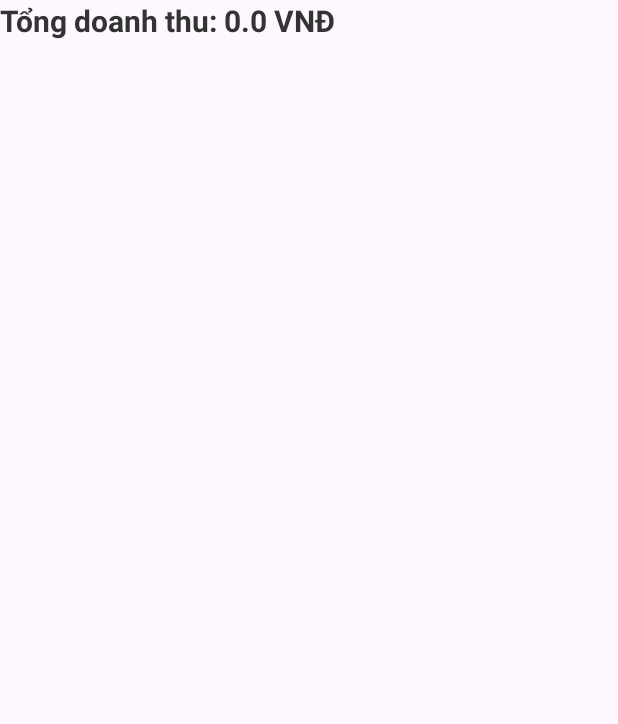
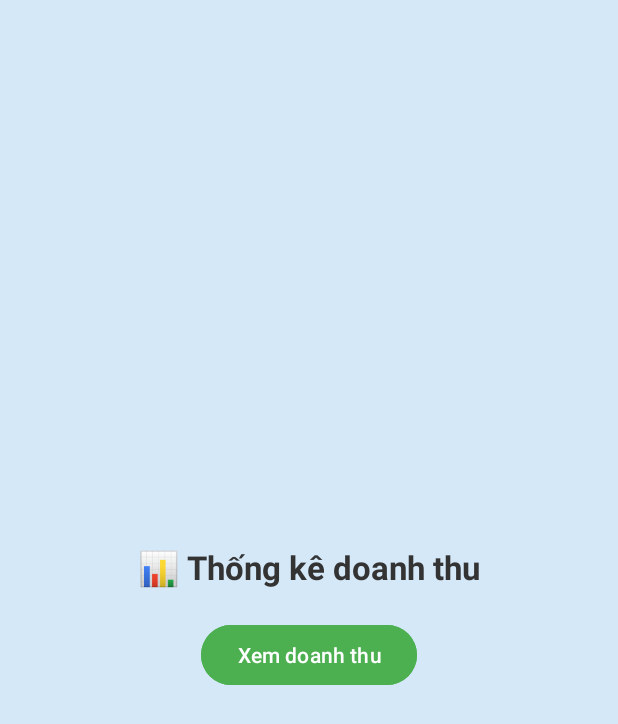
Before and after one commit to bac205/DuAnMau, an Android app: the TongDoanhThu screen opened directly, with no data from a screen before it, on a phone screen of 412 x 824 dp. Shown: the top 724 px of the screen. Run offline under Robolectric (Android 15) with nearby library versions, the phone set to English and light mode, and no system bars.

Commit message:
sửa lại layout

```diff
--- a/app/src/main/AndroidManifest.xml
+++ b/app/src/main/AndroidManifest.xml
@@ -12,7 +12,9 @@
         android:supportsRtl="true"
         android:theme="@style/Theme.DUANMAU"
         tools:targetApi="31">
-
+        <activity
+            android:name=".DoiMatKhau"
+            android:exported="false" />
         <activity
             android:name=".TopKhachHang"
             android:exported="false" />
--- a/app/src/main/java/fpoly/bac/duanmau/TongDoanhThu.java
+++ b/app/src/main/java/fpoly/bac/duanmau/TongDoanhThu.java
@@ -1,6 +1,8 @@
 package fpoly.bac.duanmau;
 
 import android.os.Bundle;
+import android.view.View;
+import android.widget.Button;
 import android.widget.TextView;
 
 import androidx.activity.EdgeToEdge;
@@ -9,25 +11,35 @@ import androidx.core.graphics.Insets;
 import androidx.core.view.ViewCompat;
 import androidx.core.view.WindowInsetsCompat;
 
+import java.text.NumberFormat;
+import java.util.Locale;
+
 import fpoly.bac.duanmau.database.DbHelper;
 
 public class TongDoanhThu extends AppCompatActivity {
     TextView tvDoanhthu;
+    Button btnXemDoanhThu;
 
     @Override
     protected void onCreate(Bundle savedInstanceState) {
         super.onCreate(savedInstanceState);
         EdgeToEdge.enable(this);
         setContentView(R.layout.activity_tong_doanh_thu);
-        ViewCompat.setOnApplyWindowInsetsListener(findViewById(R.id.main), (v, insets) -> {
-            Insets systemBars = insets.getInsets(WindowInsetsCompat.Type.systemBars());
-            v.setPadding(systemBars.left, systemBars.top, systemBars.right, systemBars.bottom);
-            return insets;
+
+        tvDoanhthu = findViewById(R.id.tvDoanhthuthongke);
+        btnXemDoanhThu = findViewById(R.id.btnXemDoanhThu);
+
+        DbHelper dbHelper = new DbHelper(this);
+
+        btnXemDoanhThu.setOnClickListener(v -> {
+            double doanhThu = dbHelper.getTongDoanhThu();
+
+            // Format số tiền
+            NumberFormat formatter = NumberFormat.getInstance(new Locale("vi", "VN"));
+            String doanhThuFormatted = formatter.format(doanhThu);
+
+            tvDoanhthu.setText("Tổng doanh thu: " + doanhThuFormatted + " VNĐ");
+            tvDoanhthu.setVisibility(View.VISIBLE); // Hiện TextView
         });
-        tvDoanhthu = findViewById(R.id.tvDoanhthuthongke);
-        DbHelper dbHelper = new DbHelper(this);
-        double doanhThu = dbHelper.getTongDoanhThu();
-        tvDoanhthu.setText("Tổng doanh thu: " + doanhThu + " VNĐ");
-
     }
 }
--- a/app/src/main/res/layout/activity_giohang.xml
+++ b/app/src/main/res/layout/activity_giohang.xml
@@ -43,7 +43,8 @@
             android:layout_width="wrap_content"
             android:layout_height="wrap_content"
             android:text="Chọn KH"
-            android:textSize="14sp" />
+            android:textSize="14sp"
+            android:backgroundTint="#82DC1A"/>
     </LinearLayout>
 
     <!-- RecyclerView giỏ hàng -->
--- a/app/src/main/res/layout/activity_login.xml
+++ b/app/src/main/res/layout/activity_login.xml
@@ -6,7 +6,8 @@
     android:orientation="vertical"
     android:gravity="center_horizontal"
     android:padding="24dp"
-    android:background="#FFFFFF">
+    android:background="#FFFFFF"
+    android:backgroundTint="#C5D7E6">
 
     <!-- Ảnh siêu thị -->
     <ImageView
@@ -44,5 +45,6 @@
         android:id="@+id/btnLogin"
         android:layout_width="match_parent"
         android:layout_height="wrap_content"
-        android:text="Đăng nhập" />
+        android:text="Đăng nhập"
+        android:backgroundTint="#0CA7EF"/>
 </LinearLayout>
--- a/app/src/main/res/layout/activity_tong_doanh_thu.xml
+++ b/app/src/main/res/layout/activity_tong_doanh_thu.xml
@@ -1,19 +1,41 @@
 <?xml version="1.0" encoding="utf-8"?>
-<LinearLayout xmlns:android="http://schemas.android.com/apk/res/android"
-    xmlns:app="http://schemas.android.com/apk/res-auto"
-    xmlns:tools="http://schemas.android.com/tools"
-    android:id="@+id/main"
+<LinearLayout
+    xmlns:android="http://schemas.android.com/apk/res/android"
     android:layout_width="match_parent"
     android:layout_height="match_parent"
-    tools:context=".TongDoanhThu">
+    android:orientation="vertical"
+    android:gravity="center"
+    android:background="#D4E8F8"
+    android:padding="16dp">
+
+    <TextView
+        android:id="@+id/tvTitle"
+        android:layout_width="wrap_content"
+        android:layout_height="wrap_content"
+        android:text="📊 Thống kê doanh thu"
+        android:textSize="22sp"
+        android:textStyle="bold"
+        android:textColor="#333333"
+        android:layout_marginBottom="20dp" />
+
+    <!-- Text hiển thị doanh thu, ẩn lúc đầu -->
     <TextView
         android:id="@+id/tvDoanhthuthongke"
         android:layout_width="wrap_content"
         android:layout_height="wrap_content"
-        android:text="📊 Thống kê doanh thu"
-        android:textSize="20sp"
+        android:text="Tổng doanh thu: 0 VNĐ"
+        android:textSize="18sp"
         android:textStyle="bold"
-        android:textColor="#333333"
-        android:layout_marginBottom="30dp" />
+        android:textColor="#E53935"
+        android:visibility="gone"
+        android:layout_marginBottom="20dp" />
 
+    <!-- Nút xem doanh thu -->
+    <Button
+        android:id="@+id/btnXemDoanhThu"
+        android:layout_width="wrap_content"
+        android:layout_height="wrap_content"
+        android:text="Xem doanh thu"
+        android:backgroundTint="#4CAF50"
+        android:textColor="#FFFFFF" />
 </LinearLayout>
--- a/app/src/main/res/layout/activity_welcom.xml
+++ b/app/src/main/res/layout/activity_welcom.xml
@@ -5,7 +5,7 @@
     android:id="@+id/main"
     android:gravity="center"
     android:orientation="vertical"
-    android:background="#E9DF88">
+    android:background="#C6E0F6">
 
     <ImageView
         android:id="@+id/imgLogo"
```
Also changed, not shown: app/src/main/java/fpoly/bac/duanmau/DoiMatKhau.java (added, +24 -0 lines), app/src/main/java/fpoly/bac/duanmau/MainActivity.java (+8 -0 lines), app/src/main/java/fpoly/bac/duanmau/TopKhachHang.java (+13 -7 lines), app/src/main/java/fpoly/bac/duanmau/TopSanPhamActivity.java (+13 -6 lines), app/src/main/res/layout/activity_doi_mat_khau.xml (added, +65 -0 lines), app/src/main/res/layout/activity_sanpham.xml (+0 -10 lines), app/src/main/res/layout/activity_top_khach_hang.xml (+28 -4 lines), app/src/main/res/layout/activity_top_san_pham.xml (+28 -5 lines), app/src/main/res/layout/item_giohang.xml (+8 -7 lines), app/src/main/res/drawable/banner.png.
